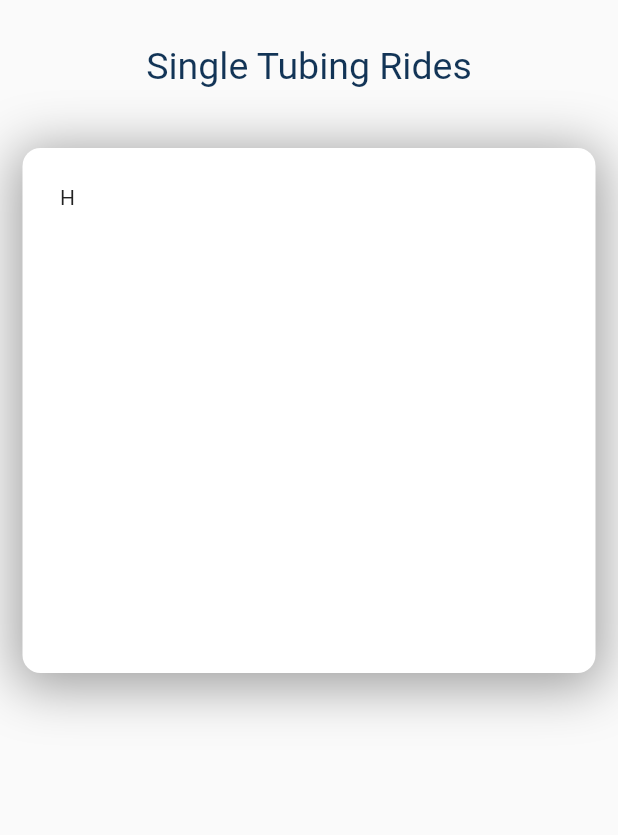
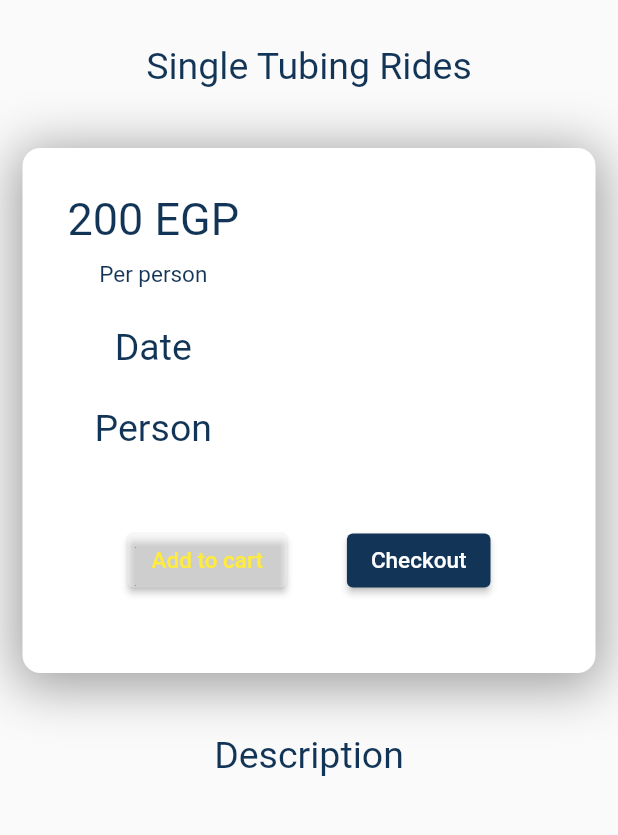
Before and after one commit to khaleddsaadd/Nile-Tubing-Mobile-App, a Flutter app: the screen it shows after launch, on a phone screen of 412 x 824 dp, the part 173-1008 px from its top. Run offline on Flutter 3.47's test engine with Material 2 defaults, Android fonts, the light colour scheme and no system bars; Roboto replaces fonts that are missing (Cairo).

Commit message:
SelectedRide

```diff
--- a/nile_tubing_app/lib/SelectedRide.dart
+++ b/nile_tubing_app/lib/SelectedRide.dart
@@ -1,5 +1,7 @@
 // ignore: file_names
+// ignore_for_file: prefer_const_constructors
 import 'package:flutter/material.dart';
+import 'home_widget.dart';
 
 class SelectedRide extends StatelessWidget {
   @override
@@ -15,7 +17,7 @@
             SizedBox(
               width: 180,
             ),
-            Icon(Icons.shopping_cart, size: 35, color: Color(0xff123456)),
+            Icon(Icons.local_grocery_store, size: 35, color: Color(0xff123456)),
             SizedBox(
               width: 15,
             ),
@@ -33,7 +35,7 @@
           height: 40,
         ),
         new Container(
-          padding: EdgeInsets.all(25),
+            padding: EdgeInsets.all(30),
             height: 350,
             decoration: new BoxDecoration(
               color: Colors.white,
@@ -51,9 +53,134 @@
                 )
               ],
             ),
-          child: new Text("H"),
+            // child: new Text("Hk"),
+            child: Column(children: [
+              Align(
+                alignment: Alignment.centerLeft,
+                child: Column(children: [
+                  Text('200 EGP',
+                      style: TextStyle(
+                          fontSize: 30,
+                          color: Color(0xff123456),
+                          fontFamily: 'Cairo'),
+                      textAlign: TextAlign.left),
+                  SizedBox(
+                    height: 10,
+                  ),
+                  Text('Per person',
+                      style: TextStyle(
+                        fontSize: 15,
+                        color: Color(0xff123456),
+                        fontFamily: 'Cairo',
+                      ),
+                      textAlign: TextAlign.left),
+                  SizedBox(
+                    height: 25,
+                  ),
+                  Text('Date',
+                      style: TextStyle(
+                          fontSize: 25,
+                          color: Color(0xff123456),
+                          fontFamily: 'Cairo'),
+                      textAlign: TextAlign.left),
+                  SizedBox(
+                    height: 25,
+                  ),
+                  Text('Person',
+                      style: TextStyle(
+                          fontSize: 25,
+                          color: Color(0xff123456),
+                          fontFamily: 'Cairo'),
+                      textAlign: TextAlign.left),
+                ]),
+              ),
+              SizedBox(
+                height: 50,
+              ),
+              Row(mainAxisAlignment: MainAxisAlignment.spaceEvenly,
+                  // ignore: prefer_const_literals_to_create_immutables
+                  children: [
+                    ElevatedButton(
+                        style: ButtonStyle(
+                            backgroundColor: MaterialStateProperty.all<Color>(
+                                Colors.white30)),
+                        onPressed: () {},
+                        child: Text('Add to cart',
+                            style: TextStyle(
+                                fontSize: 15,
+                                color: Colors.yellow,
+                                fontFamily: 'Cairo'))),
+                    ElevatedButton(
+                        style: ButtonStyle(
+                            backgroundColor: MaterialStateProperty.all<Color>(
+                                Color(0xff123456))),
+                        onPressed: () {},
+                        child: Text('Checkout',
+                            style: TextStyle(
+                                fontSize: 15,
+                                color: Colors.white,
+                                fontFamily: 'Cairo')))
+                  ])
+            ])),
+        Padding(
+          padding: EdgeInsets.only(top: 40),
+          child: Text("Description",
+              style: TextStyle(
+                  fontSize: 25, color: Color(0xff123456), fontFamily: 'Cairo'),
+              textAlign: TextAlign.center),
+        ),
+        SizedBox(
+          height: 150,
         ),
       ],
     ));
   }
 }
+
+
+
+
+
+/*
+class Home extends StatefulWidget {
+  @override
+  State createState() {
+    return _HomeState();
+  }
+}
+
+class _HomeState extends State {
+  final List _children = [];
+  @override
+  Widget build(BuildContext context) {
+    return Scaffold(
+      //appBar: AppBar(),
+      bottomNavigationBar: BottomNavigationBar(
+        //selectedIconTheme: IconThemeData(color: Color(0xff123456)),
+        unselectedItemColor: (Color(0xff123456)),
+        selectedItemColor: (Color(0xff123456)),
+        selectedLabelStyle:
+            TextStyle(fontFamily: 'cairo', fontSize: 10, height: 1.2),
+        unselectedLabelStyle: TextStyle(fontFamily: 'cairo', fontSize: 10),
+
+        backgroundColor: Colors.yellow[400],
+        iconSize: 20,
+
+        items: [
+          BottomNavigationBarItem(
+            icon: new Icon(Icons.home),
+            title: new Text('Home'),
+          ),
+          BottomNavigationBarItem(
+            icon: new Icon(Icons.donut_small_outlined),
+            title: new Text('Rides'),
+          ),
+          BottomNavigationBarItem(
+              icon: Icon(Icons.phone), title: Text('Contact Us'))
+        ],
+      ),
+    );
+  }
+}
+
+*/
```
Lines whose indentation alone changed are shown as unchanged.
